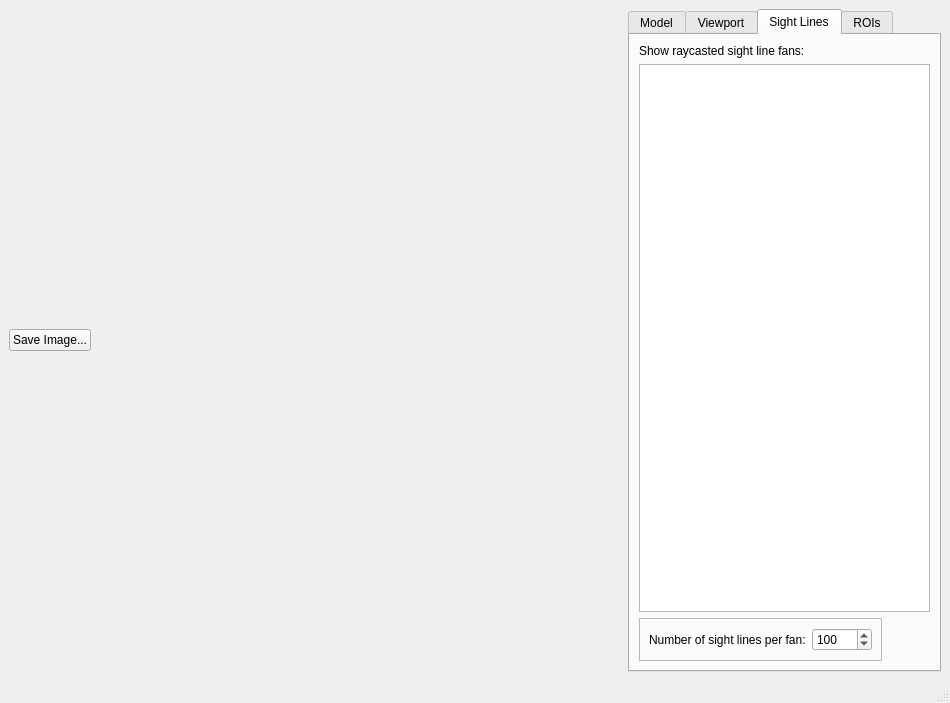
This is calcam/ui/cad_viewer.ui in euratom-software/calcam as Qt 5 draws it before an edit. The edited form follows.
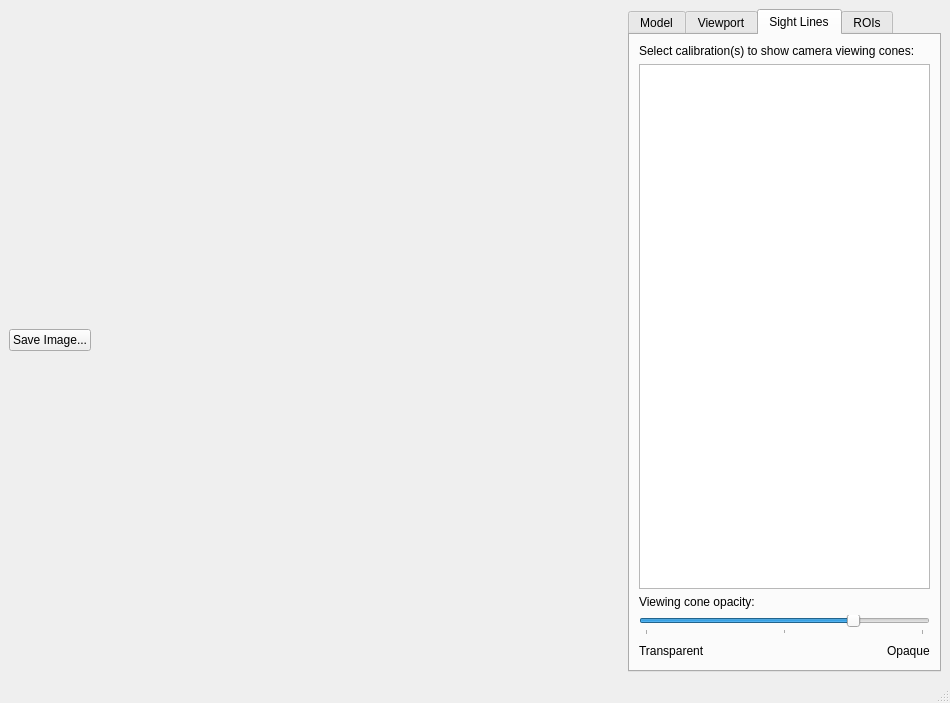
This is the edited form. The open tabs and pages were chosen to show the change.

Commit message: Change sight line display in 3D Viewer to a nicer, multi-coloured volume to type view.

Diff of the .ui file:
```diff
--- a/calcam/ui/cad_viewer.ui
+++ b/calcam/ui/cad_viewer.ui
@@ -515,11 +515,45 @@
        <attribute name="title">
         <string>Sight Lines</string>
        </attribute>
-       <layout class="QVBoxLayout" name="verticalLayout_2">
-        <item>
+       <layout class="QGridLayout" name="gridLayout_7">
+        <item row="4" column="0">
+         <widget class="QLabel" name="label_14">
+          <property name="text">
+           <string>Transparent</string>
+          </property>
+         </widget>
+        </item>
+        <item row="4" column="2">
+         <widget class="QLabel" name="label_15">
+          <property name="text">
+           <string>Opaque</string>
+          </property>
+         </widget>
+        </item>
+        <item row="4" column="1">
+         <spacer name="horizontalSpacer_2">
+          <property name="orientation">
+           <enum>Qt::Horizontal</enum>
+          </property>
+          <property name="sizeHint" stdset="0">
+           <size>
+            <width>40</width>
+            <height>20</height>
+           </size>
+          </property>
+         </spacer>
+        </item>
+        <item row="2" column="0" colspan="2">
+         <widget class="QLabel" name="label_2">
+          <property name="text">
+           <string>Viewing cone opacity:</string>
+          </property>
+         </widget>
+        </item>
+        <item row="0" column="0" colspan="3">
          <widget class="QLabel" name="label">
           <property name="text">
-           <string>Show raycasted sight line fans:</string>
+           <string>Select calibration(s) to show camera viewing cones:</string>
           </property>
           <property name="alignment">
            <set>Qt::AlignLeading|Qt::AlignLeft|Qt::AlignVCenter</set>
@@ -529,73 +563,36 @@
           </property>
          </widget>
         </item>
-        <item>
+        <item row="1" column="0" colspan="3">
          <widget class="QListWidget" name="sightlines_list">
           <property name="selectionMode">
            <enum>QAbstractItemView::NoSelection</enum>
           </property>
          </widget>
         </item>
-        <item alignment="Qt::AlignLeft">
-         <widget class="QFrame" name="frame">
-          <property name="sizePolicy">
-           <sizepolicy hsizetype="Preferred" vsizetype="Fixed">
-            <horstretch>0</horstretch>
-            <verstretch>0</verstretch>
-           </sizepolicy>
+        <item row="3" column="0" colspan="3">
+         <widget class="QSlider" name="sightline_opacity_slider">
+          <property name="maximum">
+           <number>100</number>
           </property>
-          <property name="frameShape">
-           <enum>QFrame::StyledPanel</enum>
+          <property name="singleStep">
+           <number>1</number>
           </property>
-          <property name="frameShadow">
-           <enum>QFrame::Raised</enum>
+          <property name="value">
+           <number>75</number>
           </property>
-          <layout class="QHBoxLayout" name="horizontalLayout">
-           <item>
-            <widget class="QLabel" name="label_2">
-             <property name="maximumSize">
-              <size>
-               <width>16777215</width>
-               <height>16777215</height>
-              </size>
-             </property>
-             <property name="text">
-              <string>Number of sight lines per fan:</string>
-             </property>
-            </widget>
-           </item>
-           <item>
-            <widget class="QSpinBox" name="sightlines_per_fan">
-             <property name="sizePolicy">
-              <sizepolicy hsizetype="Preferred" vsizetype="Fixed">
-               <horstretch>0</horstretch>
-               <verstretch>0</verstretch>
-              </sizepolicy>
-             </property>
-             <property name="maximumSize">
-              <size>
-               <width>60</width>
-               <height>16777215</height>
-              </size>
-             </property>
-             <property name="correctionMode">
-              <enum>QAbstractSpinBox::CorrectToNearestValue</enum>
-             </property>
-             <property name="minimum">
-              <number>50</number>
-             </property>
-             <property name="maximum">
-              <number>10000</number>
-             </property>
-             <property name="singleStep">
-              <number>50</number>
-             </property>
-             <property name="value">
-              <number>100</number>
-             </property>
-            </widget>
-           </item>
-          </layout>
+          <property name="tracking">
+           <bool>false</bool>
+          </property>
+          <property name="orientation">
+           <enum>Qt::Horizontal</enum>
+          </property>
+          <property name="tickPosition">
+           <enum>QSlider::TicksBelow</enum>
+          </property>
+          <property name="tickInterval">
+           <number>50</number>
+          </property>
          </widget>
         </item>
        </layout>
```
Left out of the diff: 54 changed lines with no effect on the pictures. The commit also changes 2 other files.
